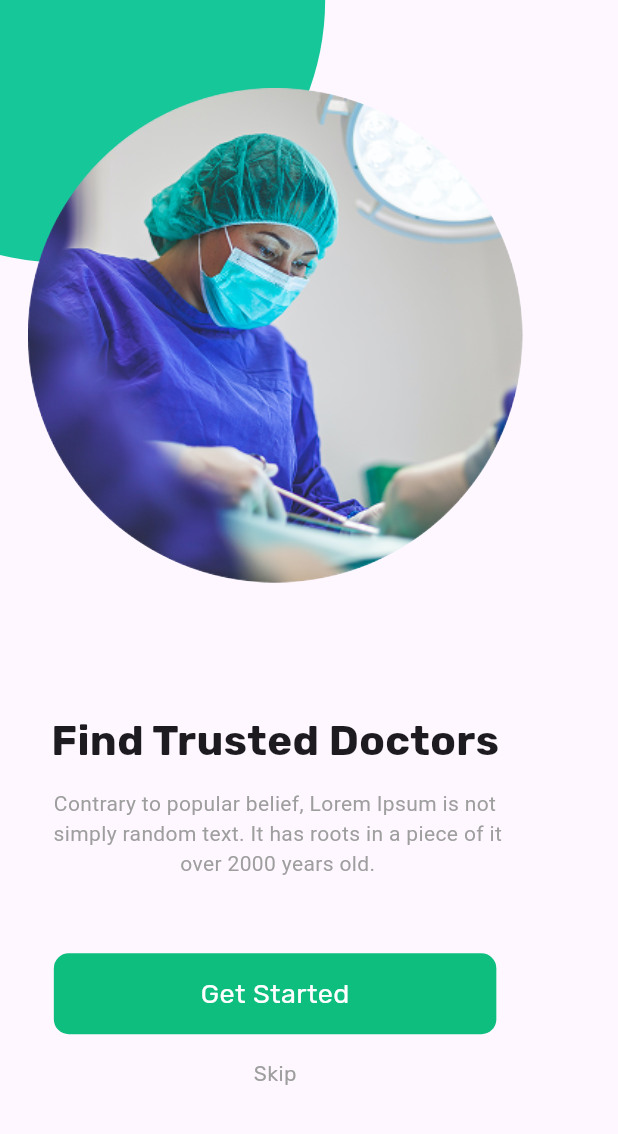
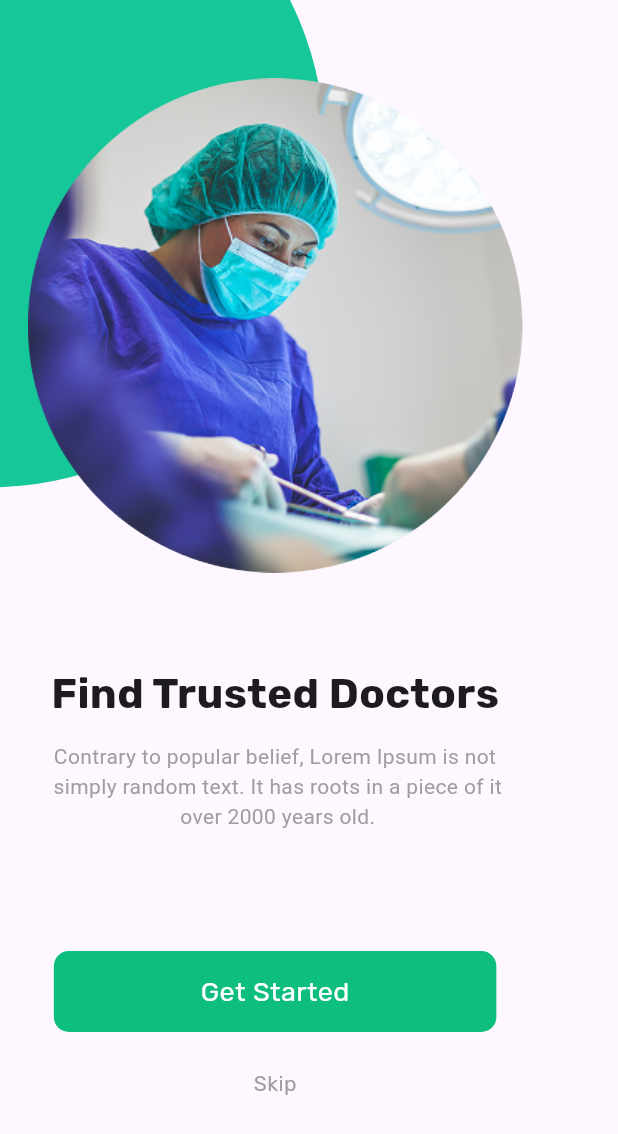
Before and after one commit to SalahHassan202/flutter_doctor_hunt_app, a Flutter app: the screen it shows after launch, on a phone screen of 412 x 824 dp. Shown: the top 1134 px of the screen. Run offline on Flutter 3.47's test engine with Material 3 defaults, Android fonts, the phone set to English and light mode, and no system bars; our stand-ins replace google_fonts.

Commit message:
update onboarding screen

```diff
--- a/lib/onboarding/onboarding_item.dart
+++ b/lib/onboarding/onboarding_item.dart
@@ -6,11 +6,13 @@ class OnboardingItem extends StatelessWidget {
   final String image;
   final String title;
   final String desc;
+  final int index;
   const OnboardingItem({
     super.key,
     required this.image,
     required this.title,
     required this.desc,
+    required this.index,
   });
 
   @override
@@ -19,11 +21,12 @@ class OnboardingItem extends StatelessWidget {
       body: Stack(
         children: [
           Positioned(
-            top: -175,
-            right: 150,
+            top: index == 1 ? -200 : -175,
+            right: index == 1 ? null : 150,
+            left: index == 1 ? 120 : null,
             child: Container(
-              width: 350,
-              height: 350,
+              width: 450,
+              height: 550,
               decoration: const BoxDecoration(
                 color: Color(0xff16C79A),
                 shape: BoxShape.circle,
@@ -39,11 +42,11 @@ class OnboardingItem extends StatelessWidget {
                   image,
                   width: 330,
                   height: 330,
-                  fit: BoxFit.cover,
+                  fit: BoxFit.fill,
                 ),
               ),
 
-              SizedBox(height: 85),
+              SizedBox(height: 60),
 
               Text(
                 title,
@@ -63,11 +66,11 @@ class OnboardingItem extends StatelessWidget {
                 ),
               ),
 
-              const SizedBox(height: 50),
+              const SizedBox(height: 80),
 
               CustomContainer(text: "Get Started"),
 
-              SizedBox(height: 16),
+              SizedBox(height: 24),
 
               Text(
                 "Skip",
--- a/lib/onboarding/onboarding_screen.dart
+++ b/lib/onboarding/onboarding_screen.dart
@@ -9,18 +9,21 @@ class OnboardingScreen extends StatelessWidget {
     return PageView(
       children: [
         OnboardingItem(
+          index: 0,
           image: "assets/on_boarding_image_1.png",
           title: "Find Trusted Doctors",
           desc:
               "Contrary to popular belief, Lorem Ipsum is not\n simply random text. It has roots in a piece of it\n over 2000 years old.",
         ),
         OnboardingItem(
+          index: 1,
           image: "assets/on_boarding_image_2.png",
           title: "Choose Best Doctors",
           desc:
               "Contrary to popular belief, Lorem Ipsum is not\n simply random text. It has roots in a piece of it\n over 2000 years old.",
         ),
         OnboardingItem(
+          index: 2,
           image: "assets/on_boarding_image_3.png",
           title: "Easy Appointments",
           desc:
```
